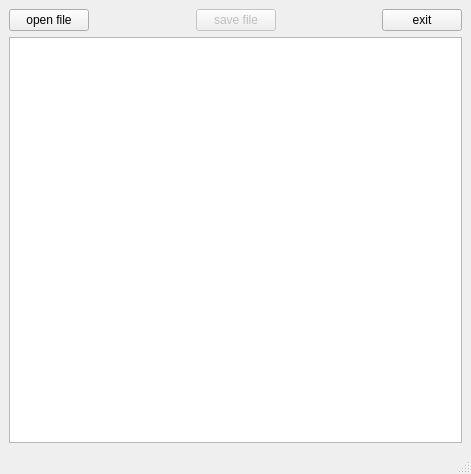
The window that qt/editor.ui (dkratzert/StructureFinder) describes before a commit, drawn with Qt 5.
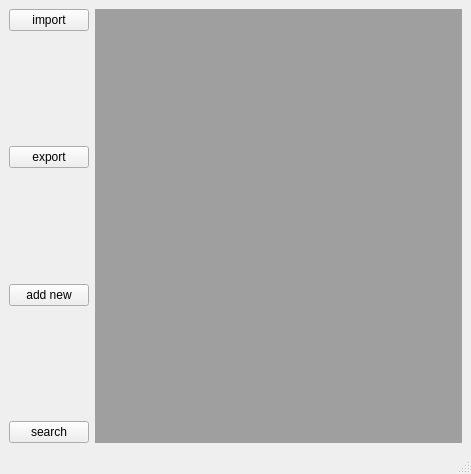
The same window after the commit.

Commit message: base layout

The edit to the form file:
```diff
--- a/qt/editor.ui
+++ b/qt/editor.ui
@@ -14,63 +14,80 @@
    <string>MainWindow</string>
   </property>
   <widget class="QWidget" name="centralwidget">
-   <layout class="QVBoxLayout" name="verticalLayout">
+   <layout class="QHBoxLayout" name="horizontalLayout">
     <item>
-     <layout class="QHBoxLayout" name="horizontalLayout">
+     <layout class="QVBoxLayout" name="verticalLayout">
       <item>
-       <widget class="QPushButton" name="openButton">
+       <widget class="QPushButton" name="pushButton_2">
         <property name="text">
-         <string>open file</string>
+         <string>import</string>
         </property>
        </widget>
       </item>
       <item>
-       <spacer name="horizontalSpacer">
+       <spacer name="verticalSpacer">
         <property name="orientation">
-         <enum>Qt::Horizontal</enum>
+         <enum>Qt::Vertical</enum>
         </property>
         <property name="sizeHint" stdset="0">
          <size>
-          <width>40</width>
-          <height>20</height>
+          <width>20</width>
+          <height>40</height>
          </size>
         </property>
        </spacer>
       </item>
       <item>
-       <widget class="QPushButton" name="button_save">
-        <property name="enabled">
-         <bool>false</bool>
+       <widget class="QPushButton" name="pushButton_3">
+        <property name="text">
+         <string>export</string>
         </property>
+       </widget>
+      </item>
+      <item>
+       <spacer name="verticalSpacer_2">
+        <property name="orientation">
+         <enum>Qt::Vertical</enum>
+        </property>
+        <property name="sizeHint" stdset="0">
+         <size>
+          <width>20</width>
+          <height>40</height>
+         </size>
+        </property>
+       </spacer>
+      </item>
+      <item>
+       <widget class="QPushButton" name="pushButton">
         <property name="text">
-         <string>save file</string>
+         <string>add new</string>
         </property>
        </widget>
       </item>
       <item>
-       <spacer name="horizontalSpacer_2">
+       <spacer name="verticalSpacer_3">
         <property name="orientation">
-         <enum>Qt::Horizontal</enum>
+         <enum>Qt::Vertical</enum>
         </property>
         <property name="sizeHint" stdset="0">
          <size>
-          <width>40</width>
-          <height>20</height>
+          <width>20</width>
+          <height>40</height>
          </size>
         </property>
        </spacer>
       </item>
       <item>
-       <widget class="QPushButton" name="closeButton">
+       <widget class="QPushButton" name="pushButton_4">
         <property name="text">
-         <string>exit</string>
+         <string>search</string>
         </property>
        </widget>
       </item>
      </layout>
     </item>
     <item>
-     <widget class="QTextEdit" name="editor_window"/>
+     <widget class="QMdiArea" name="mdiArea"/>
     </item>
    </layout>
   </widget>
```
Left out of the diff: 19 changed lines with no effect on the pictures. The commit also changes 2 other files.
